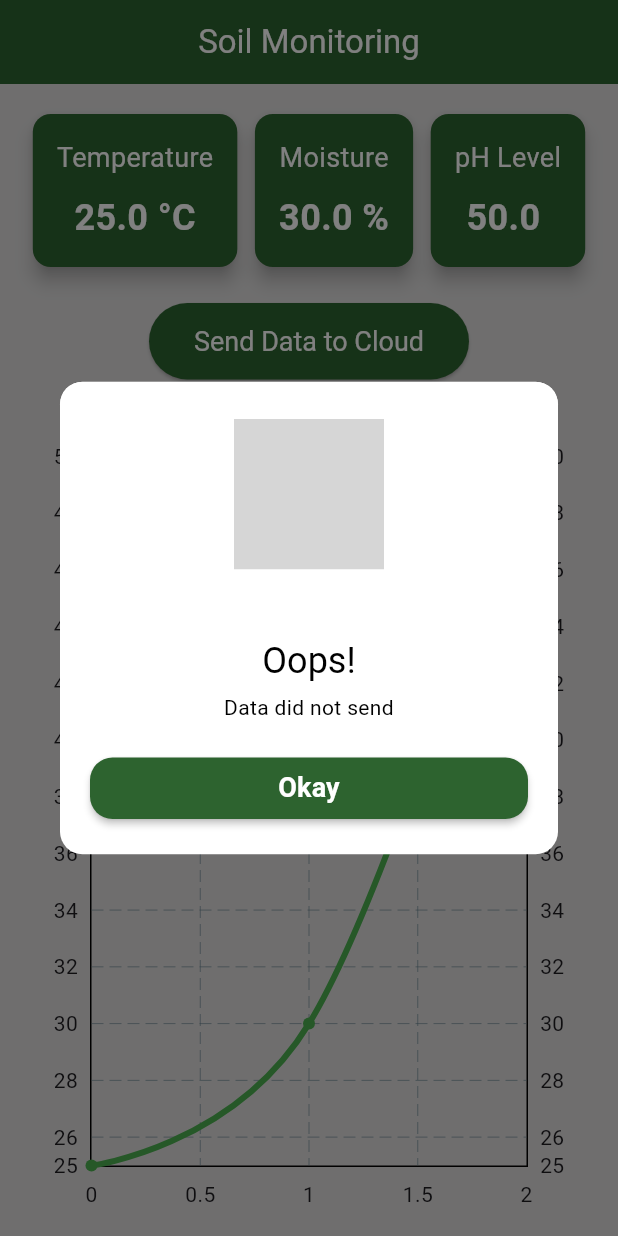
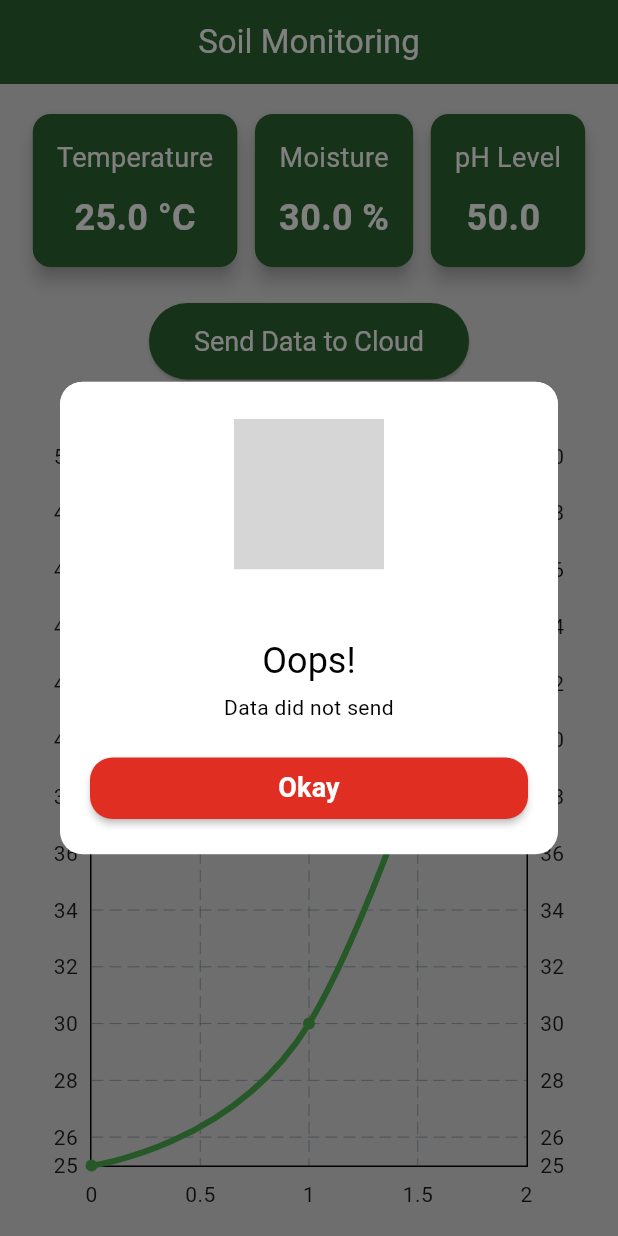
Before and after one commit to ZubairrIqbal/Flutter---DataSendBYMQTT, a Flutter app: the screen it shows after launch, after a tap on "Send Data to Cloud", on a phone screen of 412 x 824 dp. Run offline on Flutter 3.47's test engine with Material 3 defaults, Android fonts, the light colour scheme and no system bars; drawn by our look-alikes of fl_chart; our stand-ins replace quickalert; missing offline and left inert: mqtt_client; grey boxes are pictures that could not be loaded.

Commit message:
colorchange

```diff
--- a/lib/mqtt_client.dart
+++ b/lib/mqtt_client.dart
@@ -36,7 +36,7 @@ class SoilMonitoringScreen extends StatefulWidget {
 }
 
 class _SoilMonitoringScreenState extends State<SoilMonitoringScreen> {
-    final String broker = '10.0.0.153';
+    final String broker = '10.0.153';
   final String topic = 'sensor/data';
   final String clientId = 'flutter_client';
   late MqttServerClient client;
@@ -59,8 +59,8 @@ class _SoilMonitoringScreenState extends State<SoilMonitoringScreen> {
       context: context,
       title: 'Oops!',
       text: 'Data did not send',
-      confirmBtnColor: appColor,
-      type: QuickAlertType.warning);
+      confirmBtnColor: const Color.fromARGB(255, 224, 47, 34),
+      type: QuickAlertType.error);
   }
 
   Future<void> _setupMqttClient() async {
```
